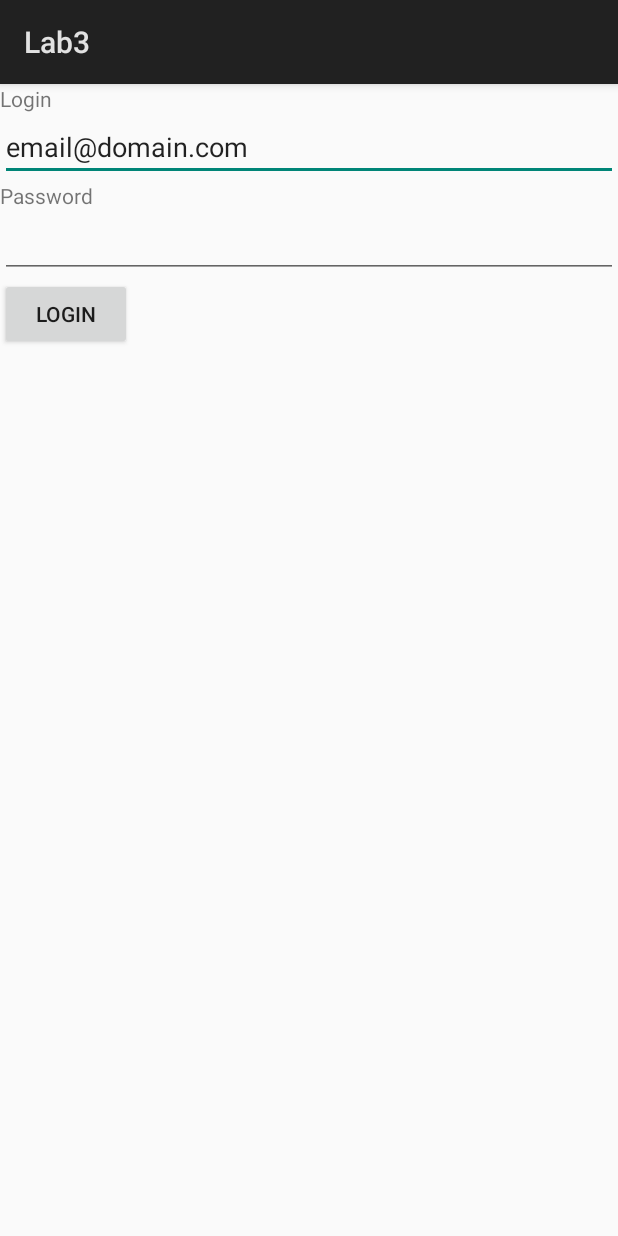
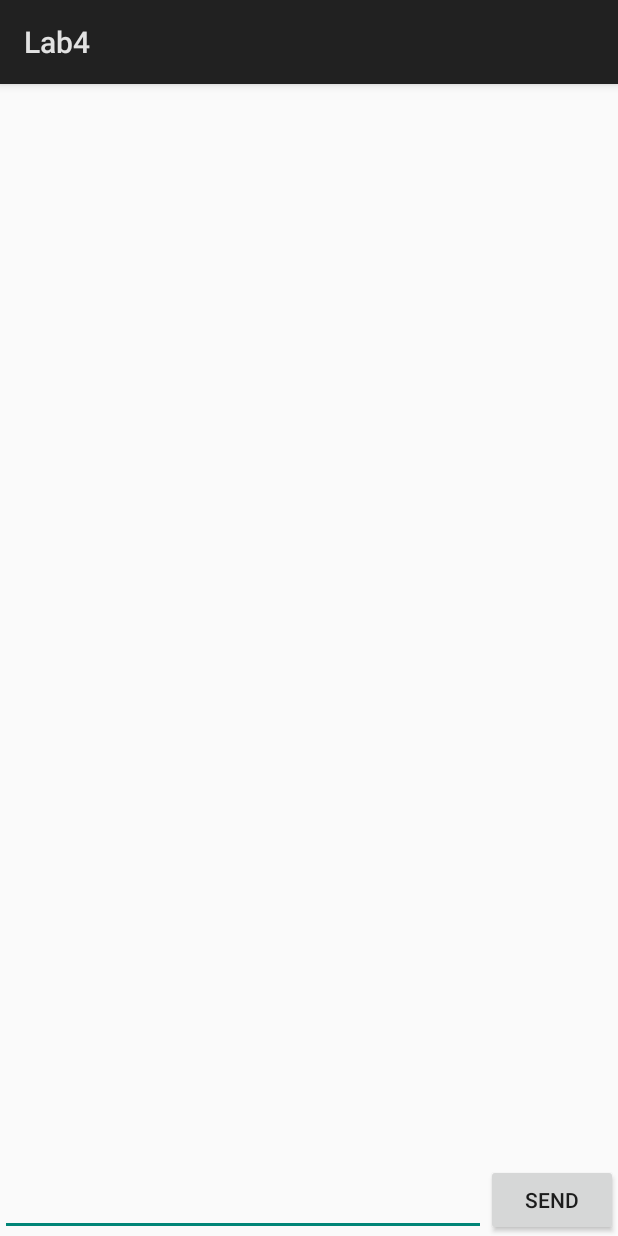
Before and after one commit to SinaDeyhim/AndroidLabs, an Android app: the screen it shows after launch (LoginActivity before the commit, ChatWindow after it), on a phone screen of 412 x 824 dp. Run offline under Robolectric (Android 15) with nearby library versions, the phone set to English and light mode, and no system bars.

Commit message:
lab4 layout

```diff
--- /dev/null
+++ b/app/src/main/java/com/example/sdeyh/androidlabs/ChatWindow.java
@@ -0,0 +1,13 @@
+package com.example.sdeyh.androidlabs;
+
+import android.app.Activity;
+import android.os.Bundle;
+
+public class ChatWindow extends Activity {
+
+    @Override
+    protected void onCreate(Bundle savedInstanceState) {
+        super.onCreate(savedInstanceState);
+        setContentView(R.layout.activity_chat_window);
+    }
+}
--- a/app/src/main/java/com/example/sdeyh/androidlabs/StartActivity.java
+++ b/app/src/main/java/com/example/sdeyh/androidlabs/StartActivity.java
@@ -68,7 +68,10 @@ public class StartActivity extends Activity {
             String messagePassed = data.getStringExtra("Response");
             Toast.makeText(getApplicationContext(), messagePassed, Toast.LENGTH_LONG).show();
         }
+    }
 
+    public void chatClicked(View view){
+        Log.i(ACTIVITY_NAME, "User clicked Start Chat");
+    }
 
-    }
 }
--- /dev/null
+++ b/app/src/main/res/layout/activity_chat_window.xml
@@ -0,0 +1,34 @@
+<?xml version="1.0" encoding="utf-8"?>
+<RelativeLayout  xmlns:android="http://schemas.android.com/apk/res/android"
+    xmlns:app="http://schemas.android.com/apk/res-auto"
+    xmlns:tools="http://schemas.android.com/tools"
+    android:layout_width="match_parent"
+    android:layout_height="match_parent"
+    tools:context=".ChatWindow">
+
+    <ListView
+        android:layout_width="match_parent"
+        android:layout_height="wrap_content"
+        android:layout_alignParentStart="true"
+        android:layout_alignParentTop="true"
+        android:layout_above="@+id/btnSendChat"
+        android:layout_marginStart="0dp"
+        android:layout_marginTop="0dp" />
+
+    <Button
+        android:id="@+id/btnSendChat"
+        android:layout_width="wrap_content"
+        android:layout_height="wrap_content"
+        android:layout_alignParentEnd="true"
+        android:layout_alignParentBottom="true"
+        android:text="@string/btnSendChat" />
+
+    <EditText
+        android:id="@+id/textEditChat"
+        android:layout_width="wrap_content"
+        android:layout_height="wrap_content"
+        android:layout_alignParentStart="true"
+        android:layout_alignParentBottom="true"
+        android:layout_toLeftOf="@id/btnSendChat"
+         />
+</RelativeLayout >
--- a/app/src/main/res/layout/activity_list_items.xml
+++ b/app/src/main/res/layout/activity_list_items.xml
@@ -26,7 +26,7 @@
         android:layout_column="1"
         android:layout_columnWeight="1"
         android:gravity="fill"
-        android:text="CheckBox" />
+        android:text="@string/checkbox" />
 
     <Switch
         android:id="@+id/switch1"
--- a/app/src/main/res/values/strings.xml
+++ b/app/src/main/res/values/strings.xml
@@ -1,5 +1,5 @@
 <resources>
-    <string name="app_name">Lab3</string>
+    <string name="app_name">Lab4</string>
     <string name="hello_message">Hello World!</string>
     <string name="ButtonText">I\’m a button!</string>
     <string name="login">Login</string>
@@ -12,5 +12,7 @@
     <string name="dialog_message">Would you like to close this activity?</string>
     <string name="ok">ok</string>
     <string name="cancel">cencel</string>
+    <string name="btnStartChat">Start Chat</string>
+    <string name="btnSendChat">Send</string>
 
 </resources>
```
Also changed, not shown: app/src/main/AndroidManifest.xml (+4 -10 lines), app/src/main/res/layout/activity_start.xml (+7 -0 lines), 1 other file.
